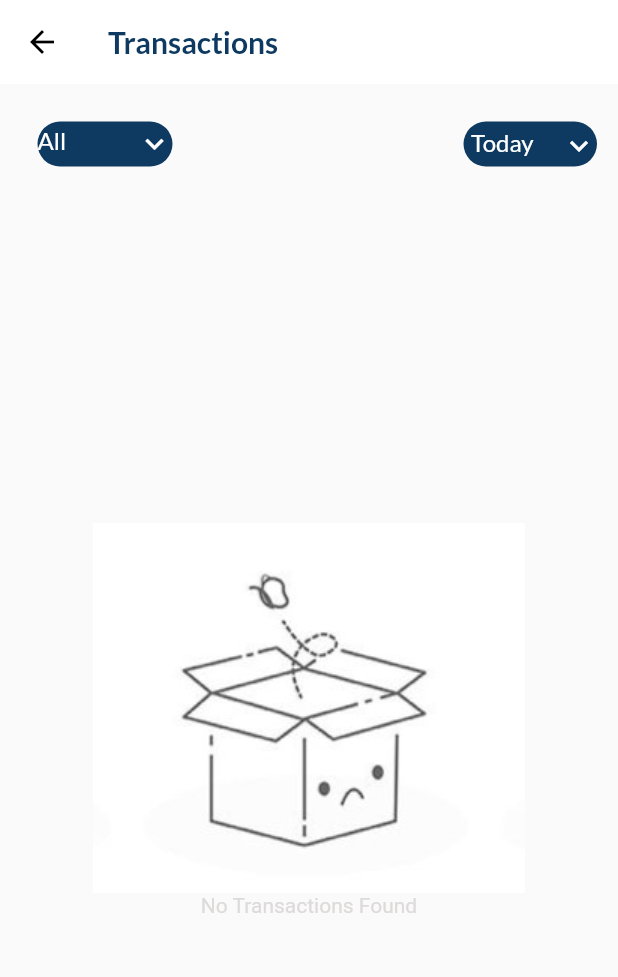
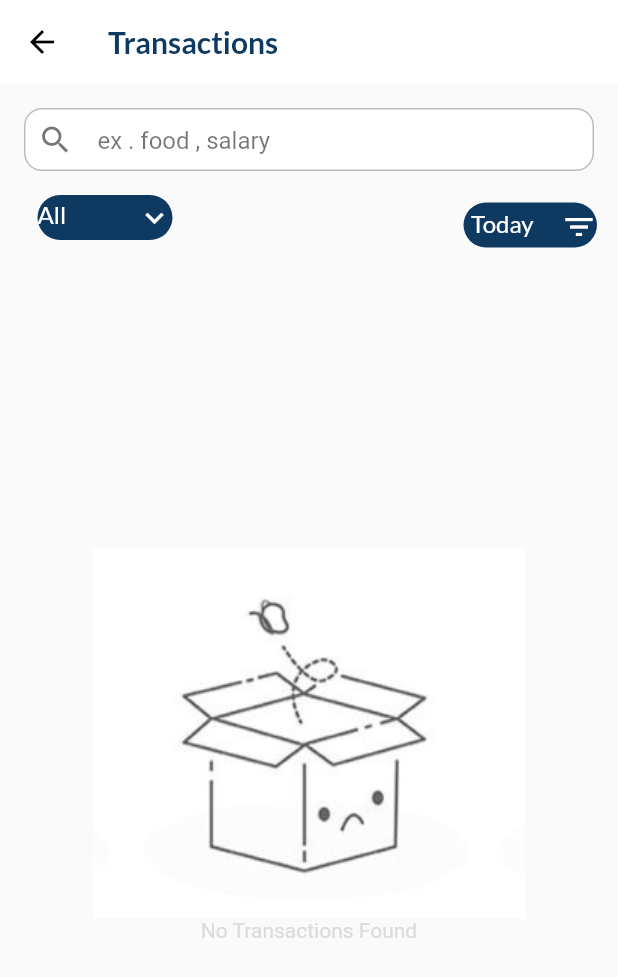
Before and after one commit to vivek-vivek/Pocket-Version-2.O, a Flutter app: the screen it shows after launch, after a tap on "View all", on a phone screen of 412 x 824 dp. Shown: the top 977 px of the screen. Run offline on Flutter 3.47's test engine with Material 2 defaults, Android fonts, the phone set to English and light mode, and no system bars; our stand-ins replace fl_chart, google_fonts, hive, hive_flutter, syncfusion_flutter_charts; missing offline and left inert: rolling_bottom_bar, splash_screen_view; accounts and stored records are empty; statements that could not run were skipped.

Commit message:
last commit

```diff
--- a/lib/DB/transaction_db_f.dart
+++ b/lib/DB/transaction_db_f.dart
@@ -113,15 +113,15 @@ class TransactionDB implements TransactionDbFunctions {
 
   //  finding total amount of income form transaction db
   List totalTransaction() {
-    int total = 0;
-    int _income = 0;
-    int _expences = 0;
+    double total = 0;
+    double _income = 0;
+    double _expences = 0;
     for (var i = 0; i < transactionListNotifier.value.length; i++) {
       late final newValue = transactionListNotifier.value[i];
       if (newValue.type == CategoryType.income) {
-        _income = newValue.amount.toInt() + _income.toInt();
+        _income = newValue.amount.toInt() + _income;
       } else {
-        _expences = newValue.amount.toInt() + _expences.toInt();
+        _expences = newValue.amount.toInt() + _expences;
       }
       total = _income - _expences;
     }
--- a/lib/Screens/all_transaction_screen/home_screen/main_screen/filterd_trasnaction.dart
+++ b/lib/Screens/all_transaction_screen/home_screen/main_screen/filterd_trasnaction.dart
@@ -1,7 +1,7 @@
 // ignore_for_file: avoid_print, invalid_use_of_protected_member, invalid_use_of_visible_for_testing_member
 
+import 'package:budgetory_v1/Screens/all_transaction_screen/widgets/search.dart';
 import 'package:flutter/material.dart';
-import 'package:flutter_slidable/flutter_slidable.dart';
 import 'package:google_fonts/google_fonts.dart';
 import 'package:intl/intl.dart';
 import '../../../../DB/transaction_db_f.dart';
@@ -24,6 +24,7 @@ class _AllTransactionsNewState extends State<AllTransactionsNew> {
   String? categoryDropValue;
   String? timeDropValue;
   List<TransactionModal> modalDummy = [];
+
   // String? customMonth;
   @override
   void initState() {
@@ -31,6 +32,7 @@ class _AllTransactionsNewState extends State<AllTransactionsNew> {
     TransactionDB.instance.refreshUiTransaction();
     // initial custom month -- current month
     // customMonth = DateTime(DateTime.now().month);
+    TextEditingController searchTextController = TextEditingController();
     Filter.instance.filterTransactionFunction(customMonth: null);
     categoryDropValue = 'All';
     timeDropValue = 'Today';
@@ -40,6 +42,8 @@ class _AllTransactionsNewState extends State<AllTransactionsNew> {
   @override
   Widget build(BuildContext context) {
     TransactionDB.instance.refreshUiTransaction();
+
+    final searchTextEditingController = TextEditingController();
     return Scaffold(
       key: newContext,
       appBar: AppBar(
@@ -55,11 +59,23 @@ class _AllTransactionsNewState extends State<AllTransactionsNew> {
       ),
       body: Column(
         children: [
+          (categoryDropValue == filterArray.filterItemsArray[0]
+              ? SearchWidget(
+                  text: searchTextEditingController.text,
+                  onChanged: (text) async {
+                    print(text);
+                    await Filter.instance.searchWord(controlText: text);
+                    setState(() {
+                      modalDummy = Filter.instance.searchNotifier.value;
+                    });
+                  },
+                  hintText: 'ex . food , salary')
+              : const SizedBox()),
           Row(
             mainAxisAlignment: MainAxisAlignment.spaceBetween,
             children: [
               Padding(
-                padding: const EdgeInsets.all(25.000),
+                padding: const EdgeInsets.only(bottom: 10, right: 25, left: 25),
                 child: Container(
                   height: 30.00,
                   decoration: BoxDecoration(
@@ -138,7 +154,7 @@ class _AllTransactionsNewState extends State<AllTransactionsNew> {
                     padding: const EdgeInsets.only(left: 5, top: 4),
                     child: DropdownButton(
                       icon: Icon(
-                        Icons.keyboard_arrow_down_outlined,
+                        Icons.filter_list,
                         color: colorId.white,
                       ),
                       dropdownColor: colorId.btnColor,
@@ -635,6 +651,6 @@ class _AllTransactionsNewState extends State<AllTransactionsNew> {
     );
   }
 
-  //
+  //search
 
 }
--- /dev/null
+++ b/lib/Screens/all_transaction_screen/widgets/search.dart
@@ -0,0 +1,60 @@
+import 'package:flutter/material.dart';
+
+class SearchWidget extends StatefulWidget {
+  final String text;
+  final ValueChanged<String> onChanged;
+  final String hintText;
+
+  const SearchWidget({
+    Key? key,
+    required this.text,
+    required this.onChanged,
+    required this.hintText,
+  }) : super(key: key);
+
+  @override
+  _SearchWidgetState createState() => _SearchWidgetState();
+}
+
+class _SearchWidgetState extends State<SearchWidget> {
+  final controller = TextEditingController();
+
+  @override
+  Widget build(BuildContext context) {
+    final styleActive = TextStyle(color: Colors.black);
+    final styleHint = TextStyle(color: Colors.black54);
+    final style = widget.text.isEmpty ? styleHint : styleActive;
+
+    return Container(
+      height: 42,
+      margin: const EdgeInsets.fromLTRB(16, 16, 16, 16),
+      decoration: BoxDecoration(
+        borderRadius: BorderRadius.circular(12),
+        color: Colors.white,
+        border: Border.all(color: Colors.black26),
+      ),
+      padding: const EdgeInsets.symmetric(horizontal: 8),
+      child: TextField(
+        controller: controller,
+        decoration: InputDecoration(
+          icon: Icon(Icons.search, color: style.color),
+          suffixIcon: widget.text.isNotEmpty
+              ? GestureDetector(
+                  child: Icon(Icons.close, color: style.color),
+                  onTap: () {
+                    controller.clear();
+                    widget.onChanged('');
+                    FocusScope.of(context).requestFocus(FocusNode());
+                  },
+                )
+              : null,
+          hintText: widget.hintText,
+          hintStyle: style,
+          border: InputBorder.none,
+        ),
+        style: style,
+        onChanged: widget.onChanged,
+      ),
+    );
+  }
+}
--- a/pubspec.yaml
+++ b/pubspec.yaml
@@ -41,6 +41,11 @@ dependencies:
   splash_screen_view: ^3.0.0
   syncfusion_flutter_charts: ^20.3.52
   google_fonts: ^3.0.1
+  pie_chart: ^5.3.2
+  searchbar_animation: ^0.0.4
+  animation_search_bar: ^0.0.9
+  wp_search_bar: ^0.0.6
+  fl_chart: ^0.55.2
 
 dev_dependencies:
   flutter_test:
```
Also changed, not shown: lib/Controller/filter_controller.dart (+39 -0 lines), lib/Screens/Graph/Graphs/all.dart (+131 -107 lines), pubspec.lock.
